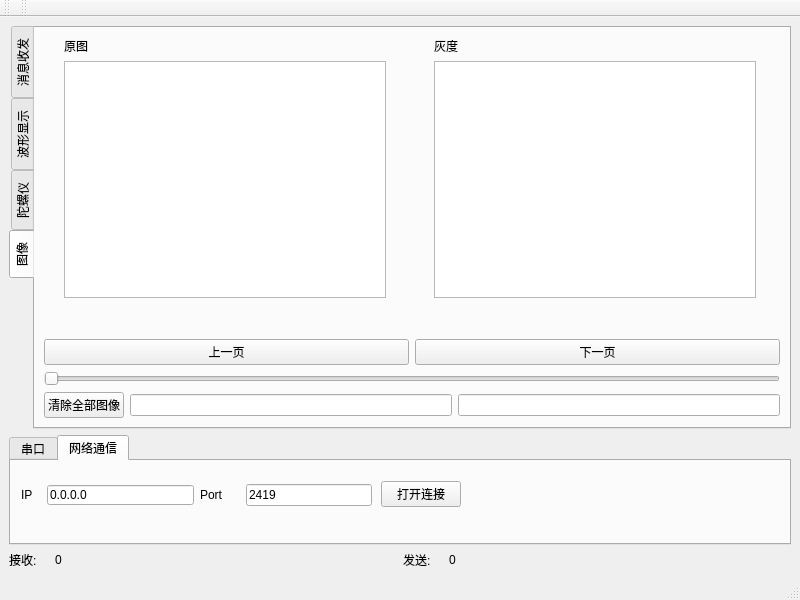
Zy3122971650/SmartCarDebugAssistant, file smartcarvisual.ui: the form before one commit.
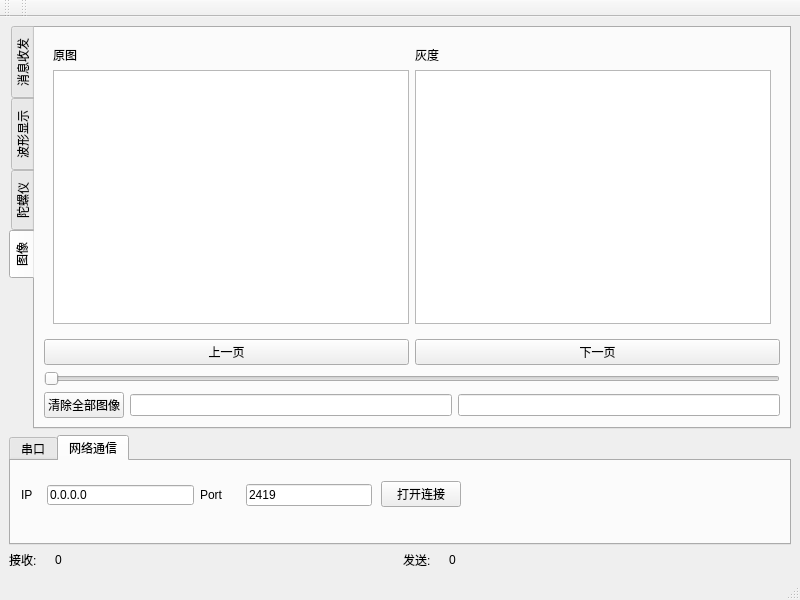
The form after the commit. The open tabs and pages were chosen to show the change. Custom widgets are drawn as their Qt base class.

Patch:
```diff
--- a/smartcarvisual.ui
+++ b/smartcarvisual.ui
@@ -414,15 +414,8 @@
            <number>2</number>
           </property>
           <widget class="QWidget" name="page">
-           <widget class="QWidget" name="layoutWidget">
-            <property name="geometry">
-             <rect>
-              <x>20</x>
-              <y>0</y>
-              <width>322</width>
-              <height>261</height>
-             </rect>
-            </property>
+           <layout class="QGridLayout" name="gridLayout_7">
+            <item row="0" column="0">
             <layout class="QVBoxLayout" name="verticalLayout_7">
              <item>
               <widget class="QLabel" name="label_8">
@@ -435,16 +428,8 @@
               <widget class="QGraphicsView" name="graphicsView_7"/>
              </item>
             </layout>
-           </widget>
-           <widget class="QWidget" name="layoutWidget">
-            <property name="geometry">
-             <rect>
-              <x>390</x>
-              <y>0</y>
-              <width>322</width>
-              <height>261</height>
-             </rect>
-            </property>
+            </item>
+            <item row="0" column="1">
             <layout class="QVBoxLayout" name="verticalLayout_8">
              <item>
               <widget class="QLabel" name="label_13">
@@ -457,7 +442,8 @@
               <widget class="QGraphicsView" name="graphicsView_8"/>
              </item>
             </layout>
-           </widget>
+            </item>
+           </layout>
           </widget>
           <widget class="QWidget" name="page_2">
            <widget class="QWidget" name="layoutWidget_2">
```
Left out of the diff: 28 changed lines with no effect on the pictures. Lines whose indentation alone changed are shown as unchanged.
